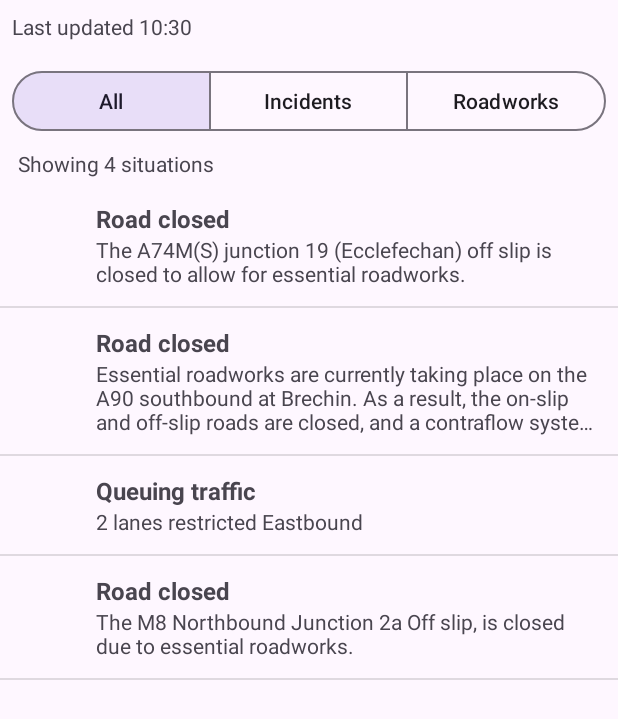
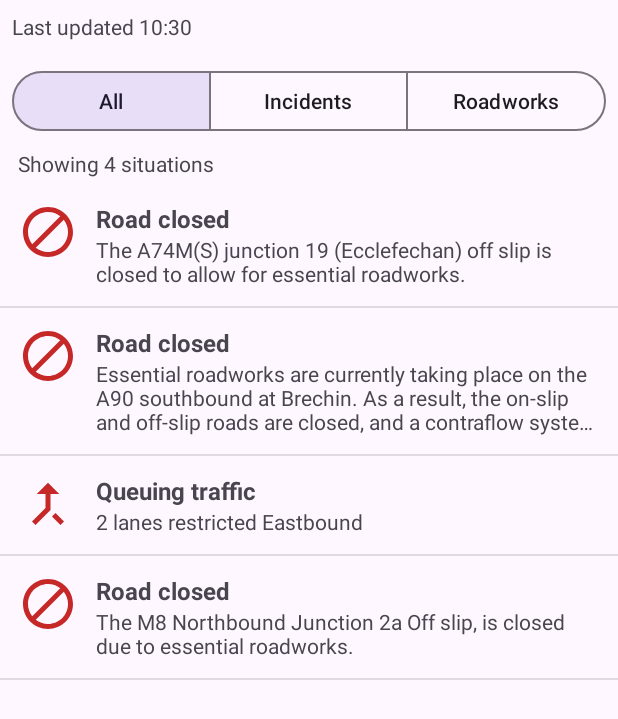
Before and after one commit to liam-mccusker/McCusker_Liam_S2526913_MobilePlatfomDevelopmentCW1, an Android app: the screen it shows after launch (MainActivity), on a phone screen of 412 x 824 dp. Shown: the top 719 px of the screen. Run offline under Robolectric (Android 15) with nearby library versions, the phone set to English and light mode, and no system bars.

Commit message:
Added situation icons and colour-coded delays

```diff
--- a/app/src/main/java/org/me/gcu/mccusker_liam_s2526913/ui/SituationAdapter.java
+++ b/app/src/main/java/org/me/gcu/mccusker_liam_s2526913/ui/SituationAdapter.java
@@ -7,6 +7,7 @@ import android.widget.ImageView;
 import android.widget.TextView;
 
 import androidx.annotation.NonNull;
+import androidx.core.content.ContextCompat;
 import androidx.recyclerview.widget.RecyclerView;
 
 import org.me.gcu.mccusker_liam_s2526913.R;
@@ -49,6 +50,20 @@ public class SituationAdapter extends RecyclerView.Adapter<SituationAdapter.View
         Situation s = situations.get(position);
         holder.type.setText(s.getDisplayType());
         holder.description.setText(s.getDescription());
+
+        // Icon based on the type of situation
+        holder.icon.setImageResource(SituationStyle.iconFor(s));
+
+        // Colour-coded delay label, for roadworks only
+        if ("roadworks".equals(s.getCategory())) {
+            holder.delay.setVisibility(View.VISIBLE);
+            holder.delay.setText(SituationStyle.delayLabel(s.getDelaysType()));
+            holder.delay.setBackgroundColor(ContextCompat.getColor(
+                    holder.itemView.getContext(), SituationStyle.delayColour(s.getDelaysType())));
+        } else {
+            holder.delay.setVisibility(View.GONE);
+        }
+
         holder.itemView.setOnClickListener(v -> listener.onSituationClick(s));
     }
 
@@ -61,12 +76,14 @@ public class SituationAdapter extends RecyclerView.Adapter<SituationAdapter.View
         final ImageView icon;
         final TextView type;
         final TextView description;
+        final TextView delay;
 
         ViewHolder(View itemView) {
             super(itemView);
             icon = itemView.findViewById(R.id.itemIcon);
             type = itemView.findViewById(R.id.itemType);
             description = itemView.findViewById(R.id.itemDescription);
+            delay = itemView.findViewById(R.id.itemDelay);
         }
     }
 }
--- a/app/src/main/java/org/me/gcu/mccusker_liam_s2526913/ui/SituationDetailsFragment.java
+++ b/app/src/main/java/org/me/gcu/mccusker_liam_s2526913/ui/SituationDetailsFragment.java
@@ -4,6 +4,7 @@ import android.graphics.Typeface;
 import android.os.Bundle;
 import android.view.LayoutInflater;
 import android.view.View;
+import android.widget.ImageView;
 import android.widget.LinearLayout;
 import android.widget.TextView;
 
@@ -38,12 +39,14 @@ public class SituationDetailsFragment extends Fragment {
         TextView category = view.findViewById(R.id.detailCategory);
         TextView description = view.findViewById(R.id.detailDescription);
         rows = view.findViewById(R.id.detailRows);
+        ImageView icon = view.findViewById(R.id.detailIcon);
 
         viewModel.getSelectedSituation().observe(getViewLifecycleOwner(), s -> {
             if (s == null) {
                 return;
             }
             type.setText(s.getDisplayType());
+            icon.setImageResource(SituationStyle.iconFor(s));
             category.setText("roadworks".equals(s.getCategory()) ? "Roadworks" : "Incident");
             description.setText(s.getDescription());
 
--- /dev/null
+++ b/app/src/main/java/org/me/gcu/mccusker_liam_s2526913/ui/SituationStyle.java
@@ -0,0 +1,56 @@
+package org.me.gcu.mccusker_liam_s2526913.ui;
+
+import org.me.gcu.mccusker_liam_s2526913.R;
+import org.me.gcu.mccusker_liam_s2526913.model.Situation;
+
+import java.util.Locale;
+
+// Decides which icon and delay colour each situation gets
+public final class SituationStyle {
+
+    private SituationStyle() {
+    }
+
+    public static int iconFor(Situation s) {
+        String desc = (s.getDescription() == null)
+                ? "" : s.getDescription().toLowerCase(Locale.UK);
+
+        if ("roadworks".equals(s.getCategory())) {
+            if (desc.contains("lane closure")) {
+                return R.drawable.ic_roadworks_lanes;
+            }
+            if (desc.contains("closure")) {
+                return R.drawable.ic_roadworks_closure;
+            }
+            if (desc.contains("lights") || desc.contains("signals")
+                    || desc.matches(".*\\bttl\\b.*")) {
+                return R.drawable.ic_roadworks_lights;
+            }
+            return R.drawable.ic_roadworks;
+        }
+
+        // Incidents
+        if ("roadClosed".equals(s.getSubType()) || "0".equals(s.getNumberOfOperationalLanes())) {
+            return R.drawable.ic_incident_closed;
+        }
+        if (s.getNumberOfLanesRestricted() != null) {
+            return R.drawable.ic_incident_lanes;
+        }
+        if ("queuingTraffic".equals(s.getSubType())) {
+            return R.drawable.ic_incident_queue;
+        }
+        return R.drawable.ic_incident;
+    }
+
+    public static int delayColour(String delaysType) {
+        if ("veryLongDelays".equals(delaysType)) return R.color.delay_very_long;
+        if ("longDelays".equals(delaysType)) return R.color.delay_long;
+        if ("delays".equals(delaysType)) return R.color.delay_short;
+        return R.color.delay_none;
+    }
+
+    public static String delayLabel(String delaysType) {
+        String text = DisplayFormat.readable(delaysType);
+        return (text != null) ? text : "No delay info";
+    }
+}
--- /dev/null
+++ b/app/src/main/res/drawable/ic_incident.xml
@@ -0,0 +1,20 @@
+<!--
+  ~ Copyright (C) 2026 The Android Open Source Project
+  ~
+  ~ Licensed under the Apache License, Version 2.0 (the "License");
+  ~ you may not use this file except in compliance with the License.
+  ~ You may obtain a copy of the License at
+  ~
+  ~      http://www.apache.org/licenses/LICENSE-2.0
+  ~
+  ~ Unless required by applicable law or agreed to in writing, software
+  ~ distributed under the License is distributed on an "AS IS" BASIS,
+  ~ WITHOUT WARRANTIES OR CONDITIONS OF ANY KIND, either express or implied.
+  ~ See the License for the specific language governing permissions and
+  ~ limitations under the License.
+  -->
+<vector xmlns:android="http://schemas.android.com/apk/res/android" android:height="24dp" android:tint="#C62828" android:viewportHeight="960" android:viewportWidth="960" android:width="24dp">
+
+    <path android:fillColor="@android:color/white" android:pathData="M508.5,668.5Q520,657 520,640Q520,623 508.5,611.5Q497,600 480,600Q463,600 451.5,611.5Q440,623 440,640Q440,657 451.5,668.5Q463,680 480,680Q497,680 508.5,668.5ZM440,520L520,520L520,280L440,280L440,520ZM480,880Q397,880 324,848.5Q251,817 197,763Q143,709 111.5,636Q80,563 80,480Q80,397 111.5,324Q143,251 197,197Q251,143 324,111.5Q397,80 480,80Q563,80 636,111.5Q709,143 763,197Q817,251 848.5,324Q880,397 880,480Q880,563 848.5,636Q817,709 763,763Q709,817 636,848.5Q563,880 480,880ZM480,800Q614,800 707,707Q800,614 800,480Q800,346 707,253Q614,160 480,160Q346,160 253,253Q160,346 160,480Q160,614 253,707Q346,800 480,800ZM480,480Q480,480 480,480Q480,480 480,480Q480,480 480,480Q480,480 480,480Q480,480 480,480Q480,480 480,480Q480,480 480,480Q480,480 480,480Z"/>
+
+</vector>
--- /dev/null
+++ b/app/src/main/res/drawable/ic_incident_closed.xml
@@ -0,0 +1,20 @@
+<!--
+  ~ Copyright (C) 2026 The Android Open Source Project
+  ~
+  ~ Licensed under the Apache License, Version 2.0 (the "License");
+  ~ you may not use this file except in compliance with the License.
+  ~ You may obtain a copy of the License at
+  ~
+  ~      http://www.apache.org/licenses/LICENSE-2.0
+  ~
+  ~ Unless required by applicable law or agreed to in writing, software
+  ~ distributed under the License is distributed on an "AS IS" BASIS,
+  ~ WITHOUT WARRANTIES OR CONDITIONS OF ANY KIND, either express or implied.
+  ~ See the License for the specific language governing permissions and
+  ~ limitations under the License.
+  -->
+<vector xmlns:android="http://schemas.android.com/apk/res/android" android:height="24dp" android:tint="#C62828" android:viewportHeight="24" android:viewportWidth="24" android:width="24dp">
+
+    <path android:fillColor="@android:color/white" android:pathData="M12,2C6.48,2 2,6.48 2,12s4.48,10 10,10 10,-4.48 10,-10S17.52,2 12,2zM4,12c0,-4.42 3.58,-8 8,-8 1.85,0 3.55,0.63 4.9,1.69L5.69,16.9C4.63,15.55 4,13.85 4,12zM12,20c-1.85,0 -3.55,-0.63 -4.9,-1.69L18.31,7.1C19.37,8.45 20,10.15 20,12c0,4.42 -3.58,8 -8,8z"/>
+
+</vector>
--- /dev/null
+++ b/app/src/main/res/drawable/ic_incident_lanes.xml
@@ -0,0 +1,20 @@
+<!--
+  ~ Copyright (C) 2026 The Android Open Source Project
+  ~
+  ~ Licensed under the Apache License, Version 2.0 (the "License");
+  ~ you may not use this file except in compliance with the License.
+  ~ You may obtain a copy of the License at
+  ~
+  ~      http://www.apache.org/licenses/LICENSE-2.0
+  ~
+  ~ Unless required by applicable law or agreed to in writing, software
+  ~ distributed under the License is distributed on an "AS IS" BASIS,
+  ~ WITHOUT WARRANTIES OR CONDITIONS OF ANY KIND, either express or implied.
+  ~ See the License for the specific language governing permissions and
+  ~ limitations under the License.
+  -->
+<vector xmlns:android="http://schemas.android.com/apk/res/android" android:autoMirrored="true" android:height="24dp" android:tint="#C62828" android:viewportHeight="24" android:viewportWidth="24" android:width="24dp">
+
+    <path android:fillColor="@android:color/white" android:pathData="M17,20.41L18.41,19 15,15.59 13.59,17 17,20.41zM7.5,8H11v5.59L5.59,19 7,20.41l6,-6V8h3.5L12,3.5 7.5,8z"/>
+
+</vector>
--- /dev/null
+++ b/app/src/main/res/drawable/ic_incident_queue.xml
@@ -0,0 +1,20 @@
+<!--
+  ~ Copyright (C) 2026 The Android Open Source Project
+  ~
+  ~ Licensed under the Apache License, Version 2.0 (the "License");
+  ~ you may not use this file except in compliance with the License.
+  ~ You may obtain a copy of the License at
+  ~
+  ~      http://www.apache.org/licenses/LICENSE-2.0
+  ~
+  ~ Unless required by applicable law or agreed to in writing, software
+  ~ distributed under the License is distributed on an "AS IS" BASIS,
+  ~ WITHOUT WARRANTIES OR CONDITIONS OF ANY KIND, either express or implied.
+  ~ See the License for the specific language governing permissions and
+  ~ limitations under the License.
+  -->
+<vector xmlns:android="http://schemas.android.com/apk/res/android" android:height="24dp" android:tint="#C62828" android:viewportHeight="960" android:viewportWidth="960" android:width="24dp">
+
+    <path android:fillColor="@android:color/white" android:pathData="M400,774L400,546L456,386Q461,375 470.5,367.5Q480,360 494,360L786,360Q800,360 810,367.5Q820,375 824,386L880,546L880,774Q880,785 872.5,792.5Q865,800 854,800L826,800Q815,800 807.5,792.5Q800,785 800,774L800,740L480,740L480,774Q480,785 472.5,792.5Q465,800 454,800L426,800Q415,800 407.5,792.5Q400,785 400,774ZM480,500L800,500L772,420L508,420L480,500ZM460,560L460,560L460,680L460,680L460,560ZM520,660Q537,660 548.5,648.5Q560,637 560,620Q560,603 548.5,591.5Q537,580 520,580Q503,580 491.5,591.5Q480,603 480,620Q480,637 491.5,648.5Q503,660 520,660ZM760,660Q777,660 788.5,648.5Q800,637 800,620Q800,603 788.5,591.5Q777,580 760,580Q743,580 731.5,591.5Q720,603 720,620Q720,637 731.5,648.5Q743,660 760,660ZM160,800L160,760L200,720L200,720Q150,720 115,685Q80,650 80,600L80,280Q80,214 139,187Q198,160 340,160Q488,160 544,186Q600,212 600,280L600,320L520,320L520,280L160,280L160,520L360,520L360,800L160,800ZM228.5,628.5Q240,617 240,600Q240,583 228.5,571.5Q217,560 200,560Q183,560 171.5,571.5Q160,583 160,600Q160,617 171.5,628.5Q183,640 200,640Q217,640 228.5,628.5ZM460,680L820,680L820,560L460,560L460,680Z"/>
+
+</vector>
--- /dev/null
+++ b/app/src/main/res/drawable/ic_roadworks.xml
@@ -0,0 +1,20 @@
+<!--
+  ~ Copyright (C) 2026 The Android Open Source Project
+  ~
+  ~ Licensed under the Apache License, Version 2.0 (the "License");
+  ~ you may not use this file except in compliance with the License.
+  ~ You may obtain a copy of the License at
+  ~
+  ~      http://www.apache.org/licenses/LICENSE-2.0
+  ~
+  ~ Unless required by applicable law or agreed to in writing, software
+  ~ distributed under the License is distributed on an "AS IS" BASIS,
+  ~ WITHOUT WARRANTIES OR CONDITIONS OF ANY KIND, either express or implied.
+  ~ See the License for the specific language governing permissions and
+  ~ limitations under the License.
+  -->
+<vector xmlns:android="http://schemas.android.com/apk/res/android" android:height="24dp" android:tint="#EF6C00" android:viewportHeight="960" android:viewportWidth="960" android:width="24dp">
+
+    <path android:fillColor="@android:color/white" android:pathData="M756,840L537,621L621,537L840,756L756,840ZM204,840L120,756L396,480L328,412L300,440L249,389L249,471L221,499L100,378L128,350L210,350L160,300L302,158Q322,138 345,129Q368,120 392,120Q416,120 439,129Q462,138 482,158L390,250L440,300L412,328L480,396L570,306Q566,295 563.5,283Q561,271 561,259Q561,200 601.5,159.5Q642,119 701,119Q716,119 729.5,122Q743,125 757,131L658,230L730,302L829,203Q836,217 838.5,230.5Q841,244 841,259Q841,318 800.5,358.5Q760,399 701,399Q689,399 677,397Q665,395 654,390L204,840Z"/>
+
+</vector>
--- /dev/null
+++ b/app/src/main/res/drawable/ic_roadworks_closure.xml
@@ -0,0 +1,20 @@
+<!--
+  ~ Copyright (C) 2026 The Android Open Source Project
+  ~
+  ~ Licensed under the Apache License, Version 2.0 (the "License");
+  ~ you may not use this file except in compliance with the License.
+  ~ You may obtain a copy of the License at
+  ~
+  ~      http://www.apache.org/licenses/LICENSE-2.0
+  ~
+  ~ Unless required by applicable law or agreed to in writing, software
+  ~ distributed under the License is distributed on an "AS IS" BASIS,
+  ~ WITHOUT WARRANTIES OR CONDITIONS OF ANY KIND, either express or implied.
+  ~ See the License for the specific language governing permissions and
+  ~ limitations under the License.
+  -->
+<vector xmlns:android="http://schemas.android.com/apk/res/android" android:height="24dp" android:tint="#EF6C00" android:viewportHeight="960" android:viewportWidth="960" android:width="24dp">
+
+    <path android:fillColor="@android:color/white" android:pathData="M280,520L680,520L680,440L280,440L280,520ZM480,880Q397,880 324,848.5Q251,817 197,763Q143,709 111.5,636Q80,563 80,480Q80,397 111.5,324Q143,251 197,197Q251,143 324,111.5Q397,80 480,80Q563,80 636,111.5Q709,143 763,197Q817,251 848.5,324Q880,397 880,480Q880,563 848.5,636Q817,709 763,763Q709,817 636,848.5Q563,880 480,880ZM480,800Q614,800 707,707Q800,614 800,480Q800,346 707,253Q614,160 480,160Q346,160 253,253Q160,346 160,480Q160,614 253,707Q346,800 480,800ZM480,480Q480,480 480,480Q480,480 480,480Q480,480 480,480Q480,480 480,480Q480,480 480,480Q480,480 480,480Q480,480 480,480Q480,480 480,480Z"/>
+
+</vector>
--- /dev/null
+++ b/app/src/main/res/drawable/ic_roadworks_lanes.xml
@@ -0,0 +1,20 @@
+<!--
+  ~ Copyright (C) 2026 The Android Open Source Project
+  ~
+  ~ Licensed under the Apache License, Version 2.0 (the "License");
+  ~ you may not use this file except in compliance with the License.
+  ~ You may obtain a copy of the License at
+  ~
+  ~      http://www.apache.org/licenses/LICENSE-2.0
+  ~
+  ~ Unless required by applicable law or agreed to in writing, software
+  ~ distributed under the License is distributed on an "AS IS" BASIS,
+  ~ WITHOUT WARRANTIES OR CONDITIONS OF ANY KIND, either express or implied.
+  ~ See the License for the specific language governing permissions and
+  ~ limitations under the License.
+  -->
+<vector xmlns:android="http://schemas.android.com/apk/res/android" android:autoMirrored="true" android:height="24dp" android:tint="#EF6C00" android:viewportHeight="960" android:viewportWidth="960" android:width="24dp">
+
+    <path android:fillColor="@android:color/white" android:pathData="M440,800L440,496L240,296L240,400L160,400L160,160L400,160L400,240L296,240L520,464L520,800L440,800ZM594,424L536,366L664,240L560,240L560,160L800,160L800,400L720,400L720,296L594,424Z"/>
+
+</vector>
--- /dev/null
+++ b/app/src/main/res/drawable/ic_roadworks_lights.xml
@@ -0,0 +1,9 @@
+<vector xmlns:android="http://schemas.android.com/apk/res/android"
+    android:width="24dp"
+    android:height="24dp"
+    android:viewportWidth="24"
+    android:viewportHeight="24">
+  <path
+      android:pathData="M13.08,17.58q0.42,-0.43 0.42,-1.07t-0.42,-1.08T12,15t-1.07,0.42T10.5,16.5t0.43,1.07T12,18t1.08,-0.43ZM13.08,13.08Q13.5,12.65 13.5,12t-0.42,-1.08T12,10.5t-1.07,0.42T10.5,12t0.43,1.07T12,13.5t1.08,-0.43ZM13.08,8.58Q13.5,8.15 13.5,7.5T13.08,6.43T12,6T10.93,6.43T10.5,7.5t0.43,1.07T12,9t1.08,-0.43ZM7,15L7,13.85q-1.27,-0.35 -2.14,-1.4T4,10L7,10L7,8.85Q5.73,8.5 4.86,7.45T4,5L7,5Q7,4.17 7.59,3.59T9,3h6q0.83,0 1.41,0.59T17,5h3q0,1.4 -0.86,2.45Q18.28,8.5 17,8.85L17,10h3q0,1.4 -0.86,2.45Q18.28,13.5 17,13.85L17,15h3q0,1.4 -0.86,2.45Q18.28,18.5 17,18.85L17,19q0,0.82 -0.59,1.41T15,21L9,21q-0.82,0 -1.41,-0.59T7,19L7,18.85q-1.27,-0.35 -2.14,-1.4T4,15L7,15ZM9,19h6L15,5L9,5L9,19ZM9,19L9,5L9,19Z"
+      android:fillColor="#EF6C00"/>
+</vector>
--- a/app/src/main/res/layout/item_situation.xml
+++ b/app/src/main/res/layout/item_situation.xml
@@ -33,5 +33,20 @@ android:background="?android:attr/selectableItemBackground">
             android:ellipsize="end"
             android:maxLines="3"
             android:textSize="14sp" />
+
+        <!-- Coloured delay label, only shown for roadworks -->
+        <TextView
+            android:id="@+id/itemDelay"
+            android:layout_width="wrap_content"
+            android:layout_height="wrap_content"
+            android:layout_marginTop="4dp"
+            android:paddingStart="8dp"
+            android:paddingTop="2dp"
+            android:paddingEnd="8dp"
+            android:paddingBottom="2dp"
+            android:textColor="#FFFFFF"
+            android:textSize="12sp"
+            android:textStyle="bold"
+            android:visibility="gone" />
     </LinearLayout>
 </LinearLayout>
--- a/app/src/main/res/values/colors.xml
+++ b/app/src/main/res/values/colors.xml
@@ -2,4 +2,9 @@
 <resources>
     <color name="black">#FF000000</color>
     <color name="white">#FFFFFFFF</color>
+
+    <color name="delay_none">#757575</color>
+    <color name="delay_short">#F57F17</color>
+    <color name="delay_long">#E65100</color>
+    <color name="delay_very_long">#B71C1C</color>
 </resources>
```
Lines whose indentation alone changed are shown as unchanged.
